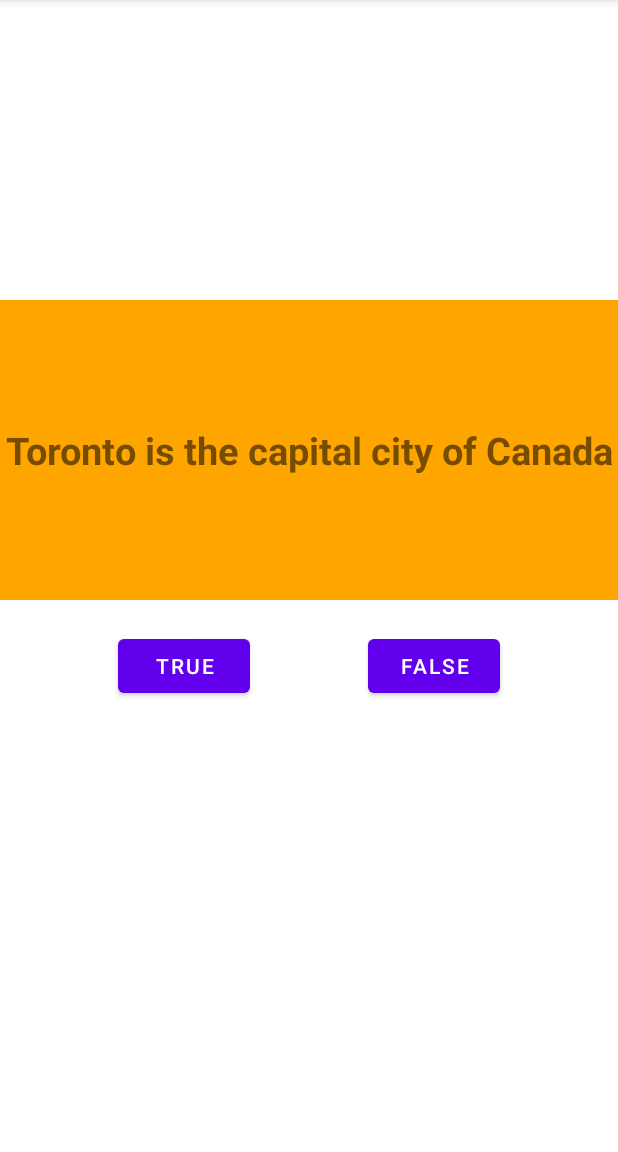
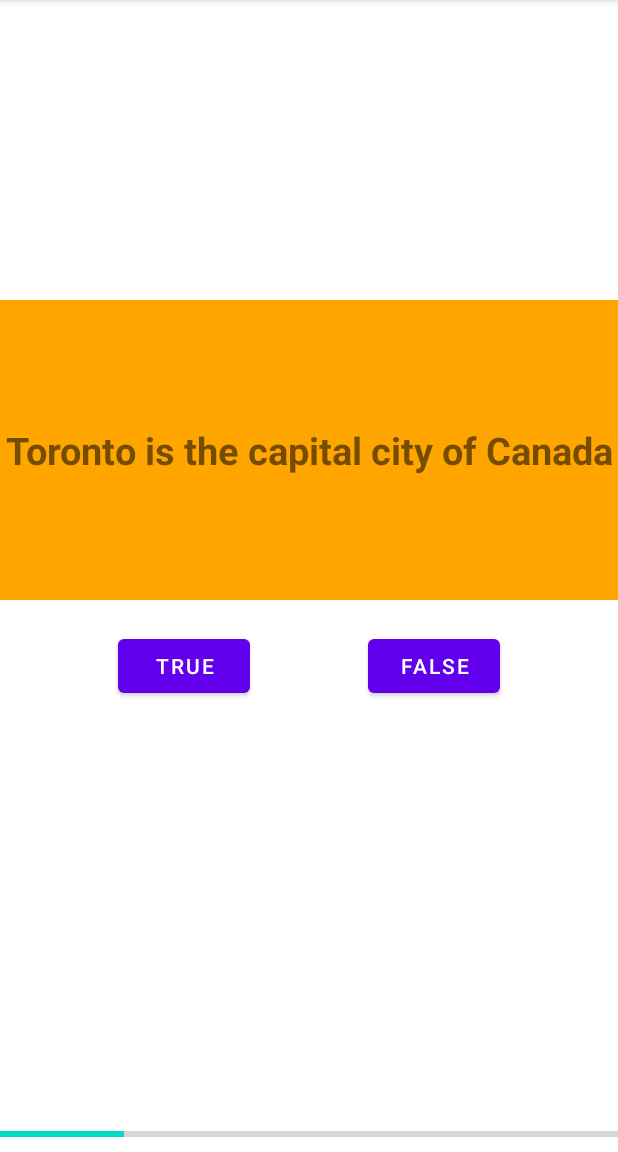
Before and after one commit to bindu-sharma/Quiz_App, an Android app: the screen it shows after launch (MainActivity), after a tap on "FALSE", on a phone screen of 412 x 824 dp, the part 84-1236 px from its top. Run offline under Robolectric (Android 15) with nearby library versions, the phone set to English and light mode, and no system bars; 1 other tap on this screen came first.

Commit message:
quiz app update with progress bar

```diff
--- a/app/src/main/java/my/first/quiz_app/MainActivity.java
+++ b/app/src/main/java/my/first/quiz_app/MainActivity.java
@@ -10,6 +10,7 @@ import android.view.MenuInflater;
 import android.view.MenuItem;
 import android.view.View;
 import android.widget.Button;
+import android.widget.ProgressBar;
 import android.widget.TextView;
 import android.widget.Toast;
 
@@ -33,9 +34,8 @@ public class MainActivity extends AppCompatActivity {
     Button trueButton;
     Button falseButton;
     StorageManager storageObject = new StorageManager();
+    ProgressBar simpleProgressBar;
 
-    int attempts = 0;
-    int averageScore;
 
     public void UpdateFragment(int qId, int colorId) {
 
@@ -63,6 +63,10 @@ public class MainActivity extends AppCompatActivity {
 
         trueButton = (Button) findViewById(R.id.true_button);
         falseButton = (Button) findViewById(R.id.false_button);
+
+        simpleProgressBar=(ProgressBar)findViewById(R.id.simpleProgressBar); // initiate the progress bar
+        simpleProgressBar.setMax(100); // 100 maximum value for the progress value
+        simpleProgressBar.setProgress(0); // 50 default progress value for the progress bar
     }
 
     @Override
@@ -117,6 +121,7 @@ public class MainActivity extends AppCompatActivity {
 
 
     public void ButtonClicked(View view) {
+
         if (index < obj.questionList.size()-1) {
             if(trueButton.isPressed()){
                 tag = true;
@@ -141,6 +146,7 @@ public class MainActivity extends AppCompatActivity {
             System.out.println("****Button Clicked*****");
 
             UpdateFragment(QuestionId, ColorId);
+            simpleProgressBar.setProgress(simpleProgressBar.getProgress()+10);
 
 
         } else {
@@ -160,6 +166,7 @@ public class MainActivity extends AppCompatActivity {
             Collections.shuffle(obj.questionList);
             Collections.shuffle(obj.colorList);
             UpdateFragment(obj.questionList.get(index).question,obj.colorList.get(index));
+            simpleProgressBar.setProgress(0);
 
 
         }
--- a/app/src/main/res/layout/activity_main.xml
+++ b/app/src/main/res/layout/activity_main.xml
@@ -43,4 +43,16 @@
         app:layout_constraintTop_toBottomOf="@+id/fragment_container"
         android:text="@string/falseString"/>
 
+    <ProgressBar
+        android:id="@+id/simpleProgressBar"
+        style="@style/Widget.AppCompat.ProgressBar.Horizontal"
+        android:layout_width="fill_parent"
+        android:layout_height="wrap_content"
+        android:layout_marginBottom="4dp"
+        android:max="100"
+        android:progress="50"
+        app:layout_constraintBottom_toBottomOf="parent"
+        app:layout_constraintEnd_toEndOf="parent"
+        app:layout_constraintHorizontal_bias="0.0"
+        app:layout_constraintStart_toStartOf="parent" /><!--// 50 default progress value-->
 </androidx.constraintlayout.widget.ConstraintLayout>
```
